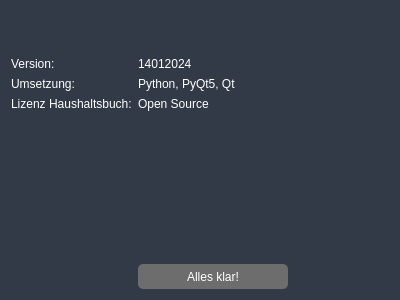
Before: the Qt Designer form ui/ui_dialog_info.ui in Joont111/Haushaltsbuch, drawn with Qt 5.
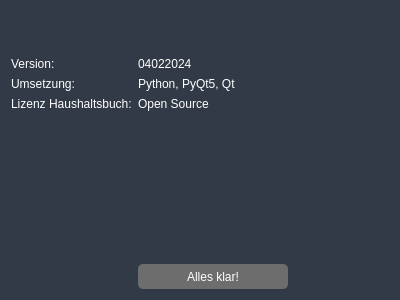
After: the same form once the commit is applied.

What changed in the file:
```diff
--- a/ui/ui_dialog_info.ui
+++ b/ui/ui_dialog_info.ui
@@ -28,7 +28,7 @@
    <item row="1" column="1">
     <widget class="QLabel" name="label">
      <property name="text">
-      <string>14012024</string>
+      <string>04022024</string>
      </property>
     </widget>
    </item>
```
